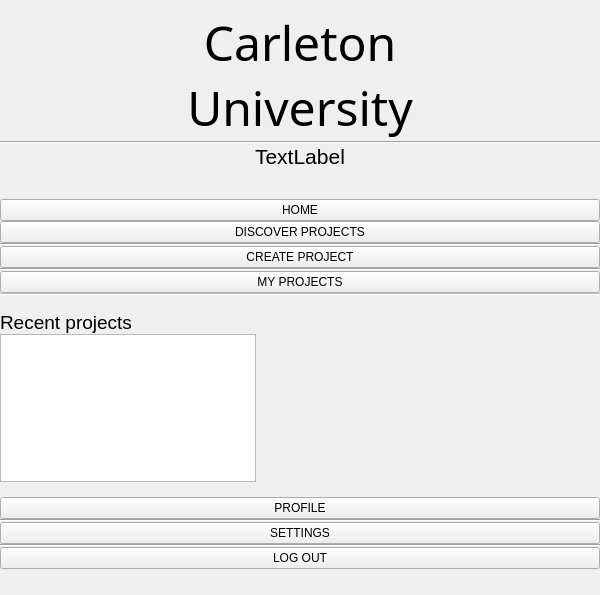
Old version of the form sidebarwidget.ui in the repository zcharli/carleton-student-project-partner-finder.
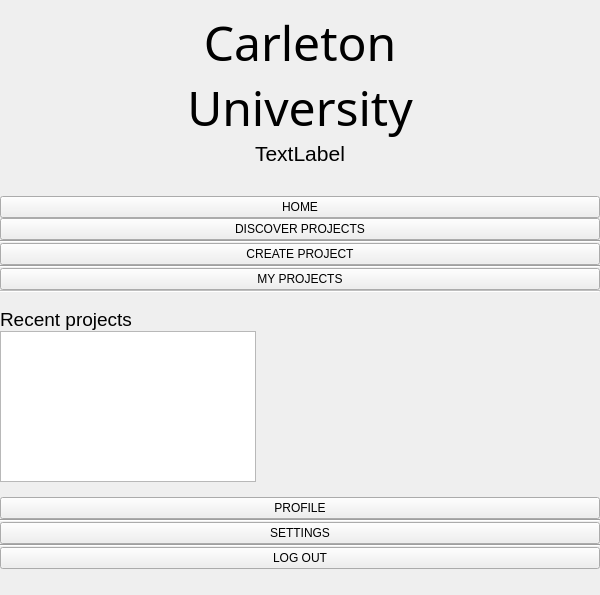
New version of the form.

```diff
--- a/sidebarwidget.ui
+++ b/sidebarwidget.ui
@@ -73,13 +73,6 @@
        </property>
       </widget>
      </item>
-     <item>
-      <widget class="Line" name="line">
-       <property name="orientation">
-        <enum>Qt::Horizontal</enum>
-       </property>
-      </widget>
-     </item>
      <item>
       <widget class="QLabel" name="lblUsername">
        <property name="sizePolicy">
@@ -202,7 +195,13 @@
        <property name="minimumSize">
         <size>
          <width>0</width>
-         <height>16</height>
+         <height>0</height>
+        </size>
+       </property>
+       <property name="maximumSize">
+        <size>
+         <width>16777215</width>
+         <height>40</height>
         </size>
        </property>
        <property name="font">
```
Left out of the diff: 2 changed lines with no effect on the pictures.
